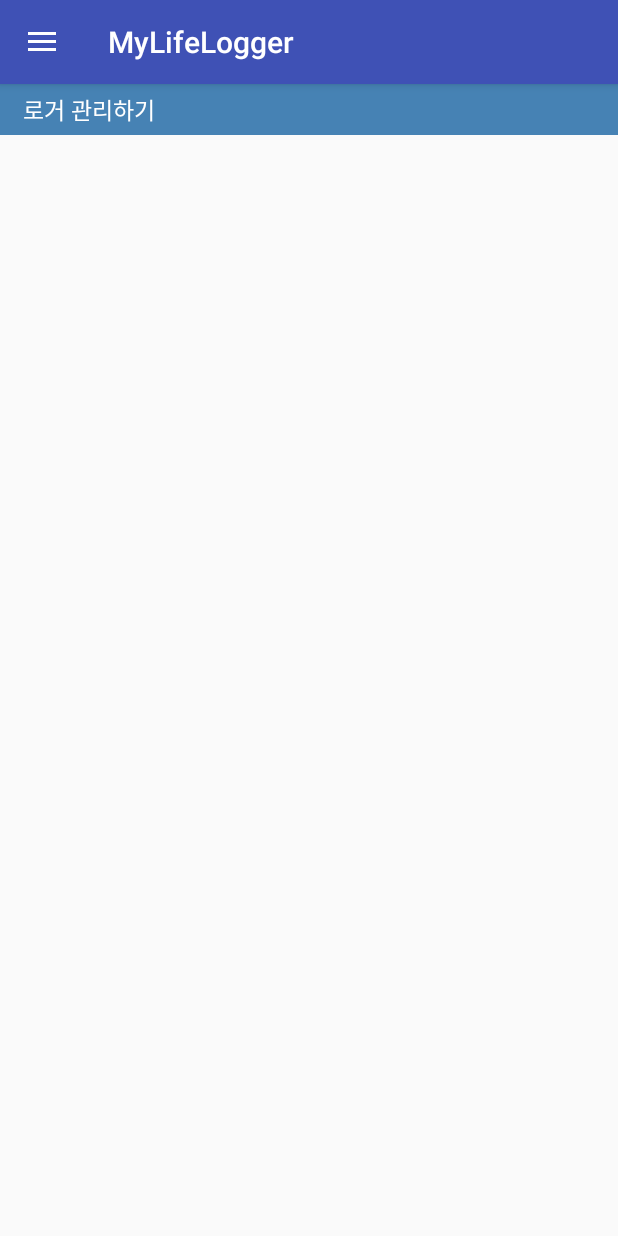
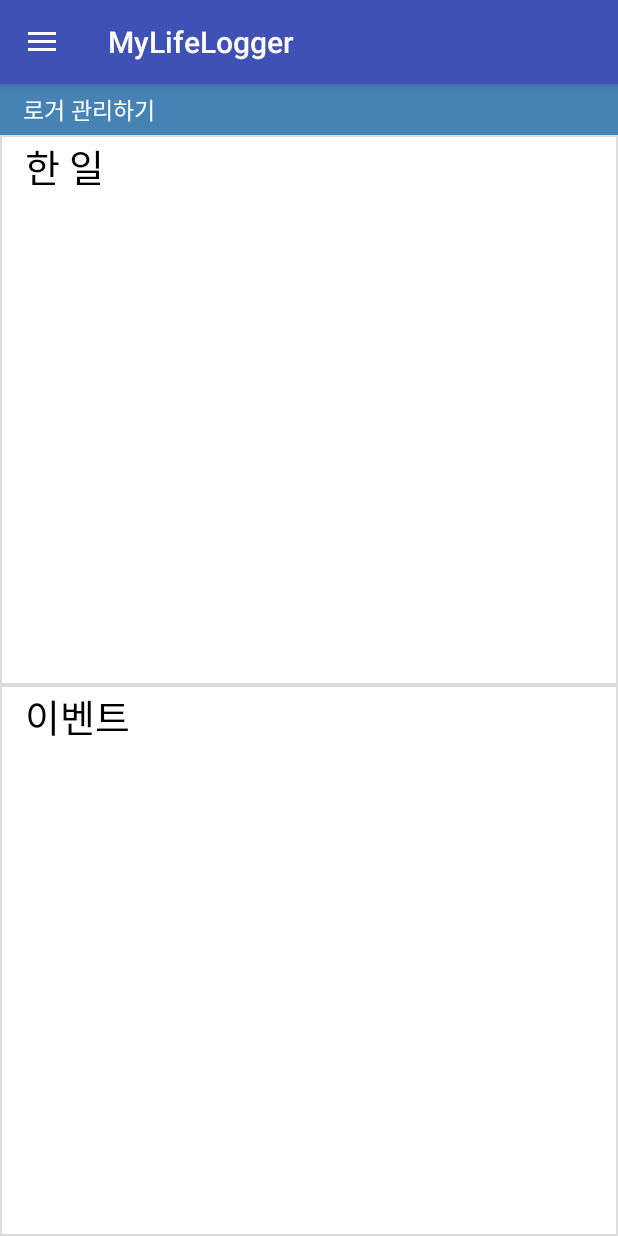
Before and after one commit to leekitten123/My-Life-Logger, an Android app: the screen it shows after launch (MainActivity), in the side drawer, after a tap on "로거 관리", on a phone screen of 412 x 824 dp. Run offline under Robolectric (Android 15) with nearby library versions, the phone set to English and light mode, and no system bars; 1 statement that could not run was skipped.

Commit message:
make Layout ManageLoggerFragment

```diff
--- a/MyLifeLogger/app/src/main/java/com/example/hyojin/mylifelogger/MainActivity.java
+++ b/MyLifeLogger/app/src/main/java/com/example/hyojin/mylifelogger/MainActivity.java
@@ -23,6 +23,9 @@ public class MainActivity extends AppCompatActivity implements NavigationView.On
     protected void onCreate(Bundle savedInstanceState) {
         super.onCreate(savedInstanceState);
         setContentView(R.layout.activity_main);
+
+        startActivity(new Intent(this, SplashActivity.class));
+
 
         Toolbar toolbar = (Toolbar) findViewById(R.id.toolbar);
         setSupportActionBar(toolbar);
--- a/MyLifeLogger/app/src/main/java/com/example/hyojin/mylifelogger/ManageLoggerFragment.java
+++ b/MyLifeLogger/app/src/main/java/com/example/hyojin/mylifelogger/ManageLoggerFragment.java
@@ -5,13 +5,40 @@ import android.support.v4.app.Fragment;
 import android.view.LayoutInflater;
 import android.view.View;
 import android.view.ViewGroup;
+import android.widget.EditText;
+import android.widget.ScrollView;
 
 public class ManageLoggerFragment extends Fragment {
+
+    final MyDataBase eventDB = new MyDataBase(getContext(), "EventDataBase.db", null, 1);
+    final MyDataBase taskDB = new MyDataBase(getContext(), "TaskDataBase.db", null, 1);
+
+//    ScrollView scrollViewTask = (ScrollView) getActivity().findViewById(R.id.scroll_Task);
+    ScrollView scrollViewEvent;
+
     public ManageLoggerFragment() {
-        // Required empty public constructor
     }
 
     public View onCreateView(LayoutInflater inflater, ViewGroup container, Bundle savedInstanceState) {
-        return inflater.inflate(R.layout.fragment_manage_logger, container, false);
+        View view = inflater.inflate(R.layout.fragment_manage_logger, container, false);
+
+        scrollViewEvent = (ScrollView) view.findViewById(R.id.scroll_Event);
+/*
+        for (int i = 0 ; i < taskDB.getSizeDB() ; i++) {
+
+        }
+
+        for (int i = 0 ; i < eventDB.getSizeDB() ; i++) {
+
+        }*/
+
+        EditText edit = new EditText(view.getContext());
+        edit.setLayoutParams(new ViewGroup.LayoutParams(ViewGroup.LayoutParams.MATCH_PARENT,
+                ViewGroup.LayoutParams.WRAP_CONTENT));
+
+        scrollViewEvent.addView(edit);
+
+
+        return view ;
     }
 }
--- a/MyLifeLogger/app/src/main/java/com/example/hyojin/mylifelogger/MapsLoggerActivity.java
+++ b/MyLifeLogger/app/src/main/java/com/example/hyojin/mylifelogger/MapsLoggerActivity.java
@@ -38,7 +38,7 @@ public class MapsLoggerActivity extends FragmentActivity implements OnMapReadyCa
         for (int i = 0 ; i < taskDB.getSizeDB() ; i++) {
             if (i == 0) {
                 mMap.moveCamera(CameraUpdateFactory.newLatLng(taskDB.getLatLngToDB(i)));
-                mMap.animateCamera(CameraUpdateFactory.newLatLngZoom(taskDB.getLatLngToDB(i), 15));
+                mMap.animateCamera(CameraUpdateFactory.newLatLngZoom(taskDB.getLatLngToDB(i), 18));
             }
             mMap.addMarker(new MarkerOptions().position(taskDB.getLatLngToDB(i)).title(taskDB.getWhatDoToDB(i)).snippet(taskDB.getCategoryDateToDB(i) + " 시간: " + taskDB.getTimeToDB(i))) ;
 
@@ -56,7 +56,7 @@ public class MapsLoggerActivity extends FragmentActivity implements OnMapReadyCa
         for (int i = 0 ; i < eventDB.getSizeDB() ; i++) {
             if (i == 0) {
                 mMap.moveCamera(CameraUpdateFactory.newLatLng(eventDB.getLatLngToDB(i)));
-                mMap.animateCamera(CameraUpdateFactory.newLatLngZoom(eventDB.getLatLngToDB(i), 15));
+                mMap.animateCamera(CameraUpdateFactory.newLatLngZoom(eventDB.getLatLngToDB(i), 18));
             }
             mMap.addMarker(new MarkerOptions().position(eventDB.getLatLngToDB(i)).title(eventDB.getWhatDoToDB(i)).snippet(eventDB.getCategoryDateToDB(i))) ;
         }
--- /dev/null
+++ b/MyLifeLogger/app/src/main/java/com/example/hyojin/mylifelogger/SplashActivity.java
@@ -0,0 +1,23 @@
+package com.example.hyojin.mylifelogger;
+
+import android.app.Activity;
+import android.os.Bundle;
+import android.os.Handler;
+import android.os.Message;
+
+public class SplashActivity extends Activity {
+
+    @Override
+    public void onCreate(Bundle savedInstanceState) {
+        super.onCreate(savedInstanceState);
+        setContentView(R.layout.activity_splash);
+
+        Handler handler = new Handler() {
+            public void handleMessage (Message msg) {
+                finish();
+            }
+        };
+
+        handler.sendEmptyMessageDelayed(0, 3000) ;
+    }
+}
--- a/MyLifeLogger/app/src/main/res/layout/fragment_manage_logger.xml
+++ b/MyLifeLogger/app/src/main/res/layout/fragment_manage_logger.xml
@@ -3,6 +3,7 @@
     xmlns:tools="http://schemas.android.com/tools"
     android:layout_width="match_parent"
     android:layout_height="match_parent"
+    android:background="#DCDCDC"
     android:orientation="vertical"
     tools:context="com.example.hyojin.mylifelogger.ManageLoggerFragment">
 
@@ -17,4 +18,41 @@
         android:textSize="15dp"
         android:textColor="#FFFFFF"/>
 
+    <ScrollView
+        android:layout_width="match_parent"
+        android:layout_height="wrap_content"
+        android:layout_weight="1"
+        android:layout_margin="1dp"
+        android:paddingLeft="15dp"
+        android:paddingRight="15dp"
+        android:background="#FFFFFF"
+        android:id="@+id/scroll_Task">
+
+        <TextView
+            android:layout_width="match_parent"
+            android:layout_height="wrap_content"
+            android:text="한 일"
+            android:textColor="#000000"
+            android:textSize="25dp"/>
+
+    </ScrollView>
+
+    <ScrollView
+        android:layout_width="match_parent"
+        android:layout_height="wrap_content"
+        android:layout_weight="1"
+        android:layout_margin="1dp"
+        android:paddingLeft="15dp"
+        android:paddingRight="15dp"
+        android:background="#FFFFFF"
+        android:id="@+id/scroll_Event">
+
+        <TextView
+            android:layout_width="match_parent"
+            android:layout_height="wrap_content"
+            android:text="이벤트"
+            android:textColor="#000000"
+            android:textSize="25dp"/>
+
+    </ScrollView>
 </LinearLayout>
```
Also changed, not shown: MyLifeLogger/app/src/main/AndroidManifest.xml (+6 -1 lines), MyLifeLogger/app/src/main/res/layout/activity_splash.xml (added, +16 -0 lines), MyLifeLogger/app/src/main/ic_launcher-web.png (added), MyLifeLogger/app/src/main/res/drawable/icon.png (added), MyLifeLogger/app/src/main/res/drawable/splashimage.png (added), MyLifeLogger/app/src/main/res/mipmap-hdpi/ic_launcher.png, MyLifeLogger/app/src/main/res/mipmap-mdpi/ic_launcher.png, MyLifeLogger/app/src/main/res/mipmap-xhdpi/ic_launcher.png, MyLifeLogger/app/src/main/res/mipmap-xxhdpi/ic_launcher.png, MyLifeLogger/app/src/main/res/mipmap-xxxhdpi/ic_launcher.png.
